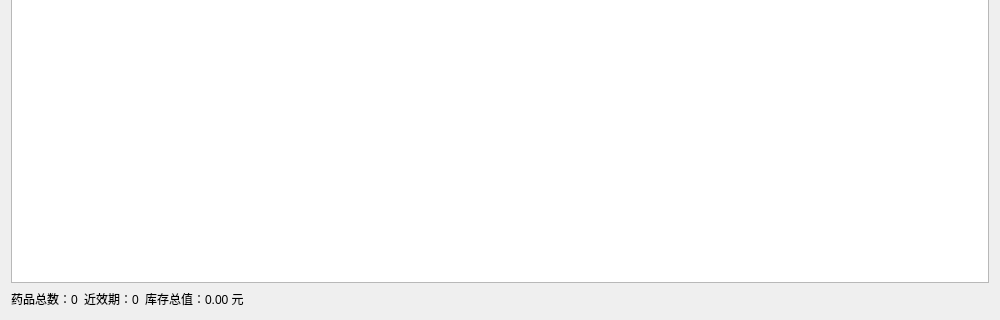
jiaminxu-design/qt-medical_system, file medicineview.ui: the form before one commit; both pictures show x 0 to 1000 and y 330 to 650 of the 1000 by 650 pixel window.
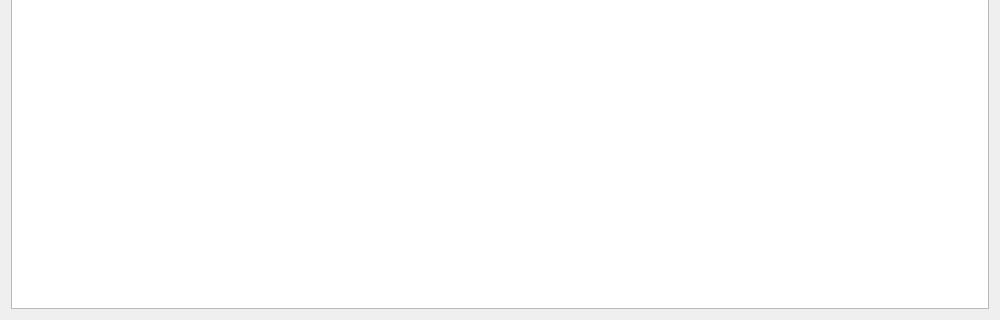
The form after the commit.

Commit message: 所有ui界面完成初步设计

The edit to the form file:
```diff
--- a/medicineview.ui
+++ b/medicineview.ui
@@ -192,44 +192,6 @@
      </property>
     </widget>
    </item>
-   <item>
-    <layout class="QHBoxLayout" name="horizontalLayout_2">
-     <item>
-      <widget class="QLabel" name="labelTotalMed">
-       <property name="text">
-        <string>药品总数：0</string>
-       </property>
-      </widget>
-     </item>
-     <item>
-      <widget class="QLabel" name="labelExpired">
-       <property name="text">
-        <string>近效期：0</string>
-       </property>
-      </widget>
-     </item>
-     <item>
-      <widget class="QLabel" name="labelTotalValue">
-       <property name="text">
-        <string>库存总值：0.00 元</string>
-       </property>
-      </widget>
-     </item>
-     <item>
-      <spacer name="horizontalSpacer2">
-       <property name="orientation">
-        <enum>Qt::Horizontal</enum>
-       </property>
-       <property name="sizeHint" stdset="0">
-        <size>
-         <width>40</width>
-         <height>20</height>
-        </size>
-       </property>
-      </spacer>
-     </item>
-    </layout>
-   </item>
   </layout>
  </widget>
  <resources/>
```
The commit also changes 4 other files.
